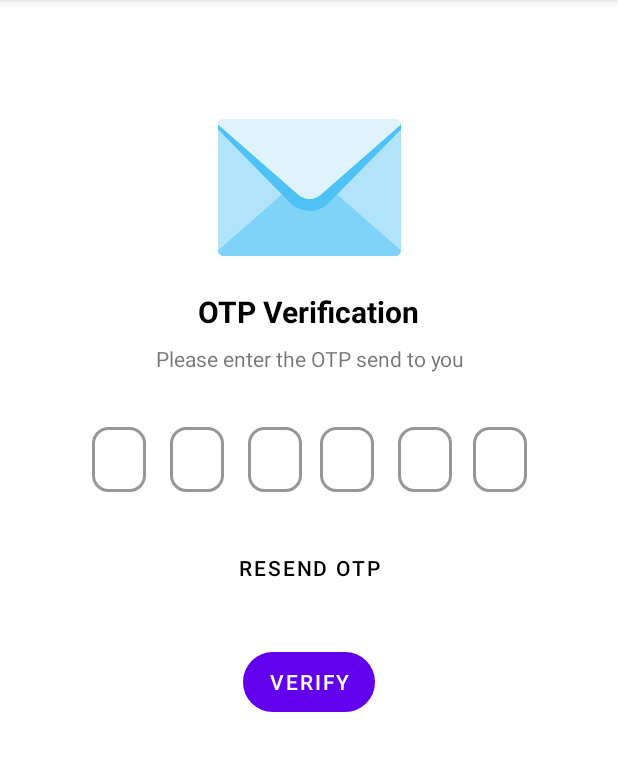
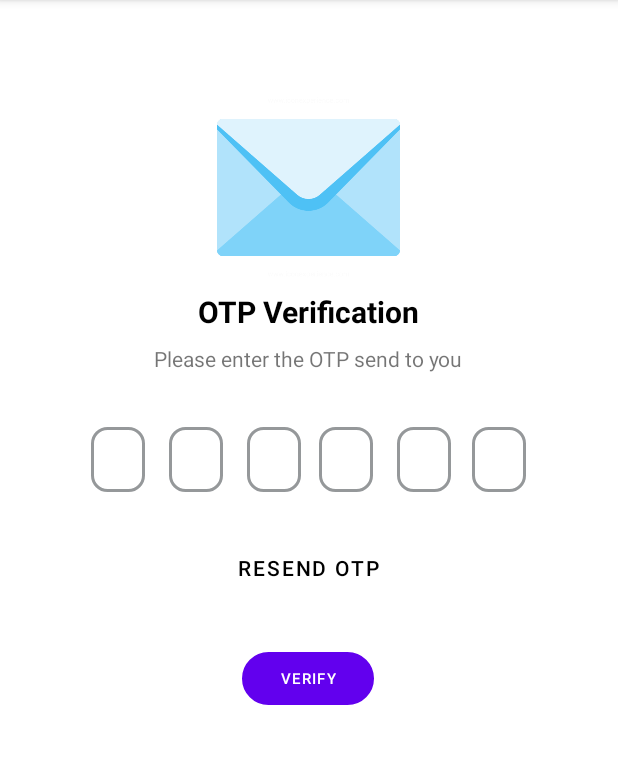
Before and after one commit to harsh21p/Augmented_Reality, an Android app: the otpVerificationActivity screen opened directly, with no data from a screen before it, on a phone screen of 412 x 824 dp, the part 84-855 px from its top. Run offline under Robolectric (Android 15) with nearby library versions, the light colour scheme and no system bars; our stand-ins replace Firebase (no records; nobody signed in at launch, a user with empty details on screens opened directly).

Commit message:
scrollview

```diff
--- a/app/src/main/res/layout/activity_home.xml
+++ b/app/src/main/res/layout/activity_home.xml
@@ -87,17 +87,15 @@
         <LinearLayout
             android:layout_width="match_parent"
             android:layout_height="match_parent"
+            android:orientation="vertical"
+            android:layout_marginTop="60dp"
             android:gravity="center"
-            android:orientation="vertical"
-
             >
-
             <ImageView
                 android:id="@+id/imageView5"
                 android:layout_width="144dp"
                 android:layout_height="115dp"
                 app:srcCompat="@drawable/send"
-                android:layout_marginTop="60dp"
                 />
 
             <TextView
@@ -167,8 +165,9 @@
             <Button
                 android:id="@+id/verifybtn"
                 android:layout_width="match_parent"
-                android:layout_height="wrap_content"
+                android:layout_height="35dp"
                 android:layout_margin="60dp"
+                android:textSize="10dp"
                 android:background="@drawable/btn_layout1"
                 android:text="Get OTP"
                 android:textColor="@color/white" />
--- a/app/src/main/res/layout/activity_otp_verification.xml
+++ b/app/src/main/res/layout/activity_otp_verification.xml
@@ -75,21 +75,26 @@
 
     </com.google.android.material.appbar.AppBarLayout>
 
-
-<!--    <ScrollView-->
-<!--        android:layout_width="match_parent"-->
-<!--        android:layout_height="match_parent"-->
-<!--        android:layout_marginTop="60dp">-->
-
+    <ScrollView
+        android:layout_width="match_parent"
+        android:layout_height="match_parent"
+        tools:layout_editor_absoluteX="0dp"
+        tools:layout_editor_absoluteY="175dp"
+        android:layout_marginTop="60dp"
+        >
+<LinearLayout
+    android:layout_width="match_parent"
+    android:layout_height="match_parent"
+    android:orientation="vertical"
+    android:layout_marginTop="60dp"
+    android:gravity="center"
+    >
         <ImageView
             android:id="@+id/imageView3"
             android:layout_width="179dp"
             android:layout_height="122dp"
-        android:layout_marginTop="64dp"
-        app:layout_constraintEnd_toEndOf="parent"
-        app:layout_constraintStart_toStartOf="parent"
-        app:layout_constraintTop_toBottomOf="@+id/appBarLayout2"
             app:srcCompat="@drawable/mail" />
+
         <TextView
             android:id="@+id/textView2"
             android:layout_width="wrap_content"
@@ -98,11 +103,7 @@
             android:text="OTP Verification"
             android:textColor="@color/black"
             android:textSize="20sp"
-        android:textStyle="bold"
-        app:layout_constraintEnd_toEndOf="@+id/imageView3"
-        app:layout_constraintHorizontal_bias="0.482"
-        app:layout_constraintStart_toStartOf="@+id/imageView3"
-        app:layout_constraintTop_toBottomOf="@+id/imageView3" />
+            android:textStyle="bold" />
 
         <TextView
             android:id="@+id/textView5"
@@ -110,18 +111,14 @@
             android:layout_height="wrap_content"
             android:layout_marginTop="8dp"
             android:text="Please enter the OTP send to you"
-        app:layout_constraintEnd_toEndOf="@+id/textView2"
-        app:layout_constraintHorizontal_bias="0.491"
-        app:layout_constraintStart_toStartOf="@+id/textView2"
-        app:layout_constraintTop_toBottomOf="@+id/textView2" />
+            />
+
         <RelativeLayout
             android:id="@+id/relativeLayout"
             android:layout_width="wrap_content"
             android:layout_height="wrap_content"
             android:layout_marginTop="36dp"
-        app:layout_constraintEnd_toEndOf="parent"
-        app:layout_constraintStart_toStartOf="parent"
-        app:layout_constraintTop_toBottomOf="@+id/textView5">
+            >
 
             <EditText
                 android:id="@+id/otpfield1"
@@ -202,8 +199,8 @@
                 android:layout_height="wrap_content"
                 android:layout_centerHorizontal="true"
                 android:layout_marginTop="70dp"
+                android:background="#00000000"
                 android:text="Resend OTP"
-            android:background="#00000000"
                 android:textColor="@color/black"
                 app:layout_constraintEnd_toEndOf="@+id/otpfield6"
                 app:layout_constraintTop_toBottomOf="@+id/otpfield4" />
@@ -211,12 +208,12 @@
             <Button
                 android:id="@+id/otpverificationbtn"
                 android:layout_width="wrap_content"
-            android:layout_height="40dp"
+                android:layout_height="35dp"
                 android:layout_centerHorizontal="true"
                 android:layout_marginTop="150dp"
+                android:textSize="10dp"
                 android:background="@drawable/btn_layout1"
-            android:text="Verify"
-            />
+                android:text="Verify" />
 
             <ProgressBar
                 android:id="@+id/waitingotp"
@@ -229,6 +226,8 @@
 
         </RelativeLayout>
 
-<!--</ScrollView>-->
+</LinearLayout>
+
+    </ScrollView>
 
 </androidx.constraintlayout.widget.ConstraintLayout>
```
Lines whose indentation alone changed are shown as unchanged.
